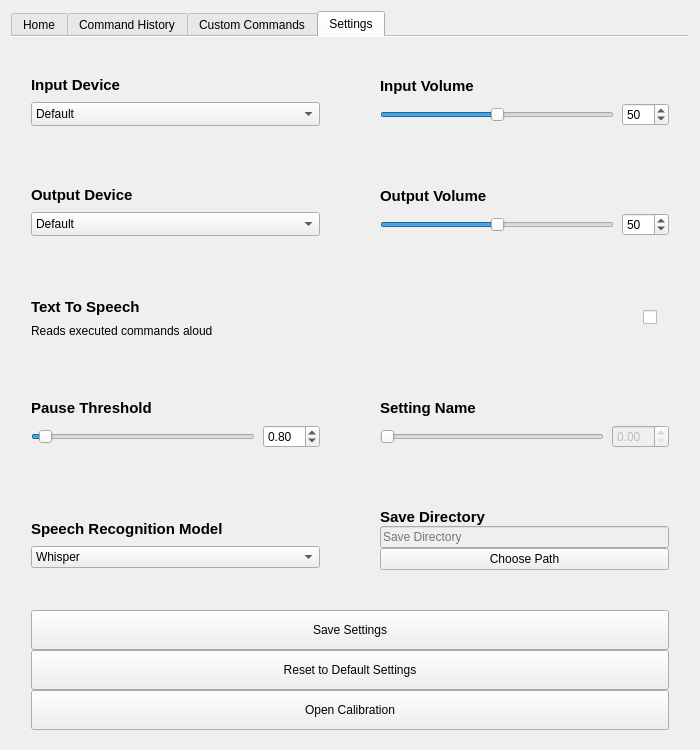
First picture: the form in PyQt-GUIProject/form.ui, repository Notaweedle/Pro100_Voice_rec, before the edit.
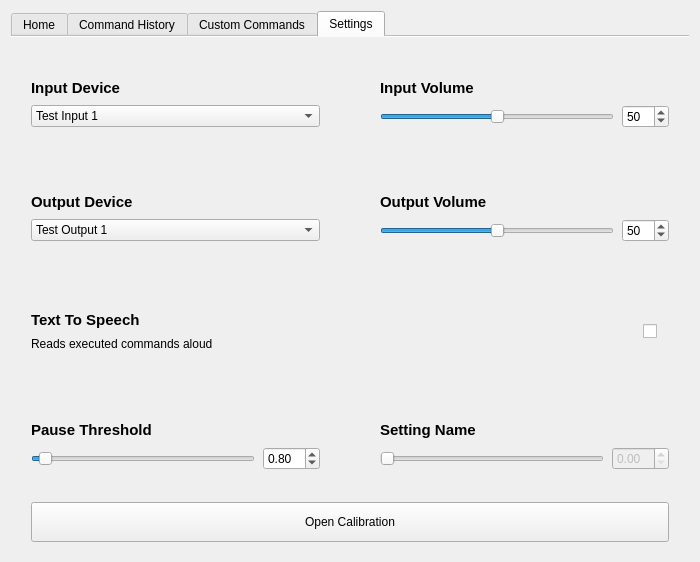
Second picture: the form after the edit. The open tabs and pages were chosen to show the change. Icons and pictures are not drawn.

The edit to the form file:
```diff
--- a/PyQt-GUIProject/form.ui
+++ b/PyQt-GUIProject/form.ui
@@ -7,7 +7,7 @@
     <x>0</x>
     <y>0</y>
     <width>700</width>
-    <height>750</height>
+    <height>562</height>
    </rect>
   </property>
   <property name="contextMenuPolicy">
@@ -634,7 +634,7 @@
       <attribute name="title">
        <string>Settings</string>
       </attribute>
-      <layout class="QGridLayout" name="gridLayout_3" rowstretch="0,0,0,0,0,0,0,0,0,0" columnstretch="0,0">
+      <layout class="QGridLayout" name="gridLayout_3" rowstretch="0,0,0,0,0,0,0" columnstretch="0,0">
        <property name="leftMargin">
         <number>20</number>
        </property>
@@ -647,95 +647,8 @@
        <property name="verticalSpacing">
         <number>0</number>
        </property>
-       <item row="9" column="0" colspan="2">
-        <widget class="QPushButton" name="openCalibrationBtn">
-         <property name="minimumSize">
-          <size>
-           <width>0</width>
-           <height>40</height>
-          </size>
-         </property>
-         <property name="text">
-          <string>Open Calibration</string>
-         </property>
-        </widget>
-       </item>
-       <item row="6" column="0">
-        <layout class="QVBoxLayout" name="verticalLayout_15">
-         <property name="spacing">
-          <number>8</number>
-         </property>
-         <item>
-          <spacer name="verticalSpacer_17">
-           <property name="orientation">
-            <enum>Qt::Orientation::Vertical</enum>
-           </property>
-           <property name="sizeType">
-            <enum>QSizePolicy::Policy::Expanding</enum>
-           </property>
-           <property name="sizeHint" stdset="0">
-            <size>
-             <width>20</width>
-             <height>30</height>
-            </size>
-           </property>
-          </spacer>
-         </item>
-         <item>
-          <widget class="QLabel" name="label_14">
-           <property name="font">
-            <font>
-             <pointsize>11</pointsize>
-             <bold>true</bold>
-            </font>
-           </property>
-           <property name="text">
-            <string>Speech Recognition Model</string>
-           </property>
-           <property name="alignment">
-            <set>Qt::AlignmentFlag::AlignLeading|Qt::AlignmentFlag::AlignLeft|Qt::AlignmentFlag::AlignVCenter</set>
-           </property>
-          </widget>
-         </item>
-         <item>
-          <widget class="QComboBox" name="speechModelBox">
-           <item>
-            <property name="text">
-             <string>Whisper</string>
-            </property>
-           </item>
-           <item>
-            <property name="text">
-             <string>Vosk</string>
-            </property>
-           </item>
-           <item>
-            <property name="text">
-             <string>PocketSphinx</string>
-            </property>
-           </item>
-          </widget>
-         </item>
-         <item>
-          <spacer name="verticalSpacer_18">
-           <property name="orientation">
-            <enum>Qt::Orientation::Vertical</enum>
-           </property>
-           <property name="sizeType">
-            <enum>QSizePolicy::Policy::Expanding</enum>
-           </property>
-           <property name="sizeHint" stdset="0">
-            <size>
-             <width>20</width>
-             <height>30</height>
-            </size>
-           </property>
-          </spacer>
-         </item>
-        </layout>
-       </item>
-       <item row="3" column="1">
-        <layout class="QVBoxLayout" name="verticalLayout_10">
+       <item row="4" column="0">
+        <layout class="QVBoxLayout" name="verticalLayout_3" stretch="0,0,0,0">
          <property name="spacing">
           <number>8</number>
          </property>
@@ -743,23 +656,23 @@
           <enum>QLayout::SizeConstraint::SetDefaultConstraint</enum>
          </property>
          <item>
-          <spacer name="verticalSpacer_11">
+          <spacer name="verticalSpacer_3">
            <property name="orientation">
             <enum>Qt::Orientation::Vertical</enum>
            </property>
            <property name="sizeType">
-            <enum>QSizePolicy::Policy::Expanding</enum>
+            <enum>QSizePolicy::Policy::MinimumExpanding</enum>
            </property>
            <property name="sizeHint" stdset="0">
             <size>
              <width>20</width>
-             <height>30</height>
+             <height>20</height>
             </size>
            </property>
           </spacer>
          </item>
          <item>
-          <widget class="QLabel" name="label_7">
+          <widget class="QLabel" name="label_3">
            <property name="sizePolicy">
             <sizepolicy hsizetype="Preferred" vsizetype="Fixed">
              <horstretch>0</horstretch>
@@ -773,76 +686,38 @@
             </font>
            </property>
            <property name="text">
-            <string>Output Volume</string>
+            <string>Text To Speech</string>
+           </property>
+           <property name="alignment">
+            <set>Qt::AlignmentFlag::AlignLeading|Qt::AlignmentFlag::AlignLeft|Qt::AlignmentFlag::AlignVCenter</set>
            </property>
           </widget>
          </item>
          <item>
-          <layout class="QHBoxLayout" name="horizontalLayout_4">
-           <item>
-            <widget class="QSlider" name="outputVolSlider">
+          <widget class="QLabel" name="label_4">
              <property name="sizePolicy">
-              <sizepolicy hsizetype="Expanding" vsizetype="Fixed">
+            <sizepolicy hsizetype="Preferred" vsizetype="Fixed">
                <horstretch>0</horstretch>
                <verstretch>0</verstretch>
               </sizepolicy>
              </property>
-             <property name="minimumSize">
-              <size>
-               <width>50</width>
-               <height>0</height>
-              </size>
-             </property>
-             <property name="maximum">
-              <number>100</number>
-             </property>
-             <property name="singleStep">
-              <number>1</number>
-             </property>
-             <property name="pageStep">
-              <number>10</number>
-             </property>
-             <property name="sliderPosition">
-              <number>50</number>
-             </property>
-             <property name="orientation">
-              <enum>Qt::Orientation::Horizontal</enum>
-             </property>
-             <property name="tickPosition">
-              <enum>QSlider::TickPosition::NoTicks</enum>
-             </property>
-             <property name="tickInterval">
-              <number>10</number>
-             </property>
+           <property name="text">
+            <string>Reads executed commands aloud</string>
+           </property>
             </widget>
            </item>
            <item>
-            <widget class="QDoubleSpinBox" name="outputVolSpinBox">
-             <property name="decimals">
-              <number>0</number>
-             </property>
-             <property name="maximum">
-              <double>100.000000000000000</double>
-             </property>
-             <property name="value">
-              <double>50.000000000000000</double>
-             </property>
-            </widget>
-           </item>
-          </layout>
-         </item>
-         <item>
-          <spacer name="verticalSpacer_12">
+          <spacer name="verticalSpacer_4">
            <property name="orientation">
             <enum>Qt::Orientation::Vertical</enum>
            </property>
            <property name="sizeType">
-            <enum>QSizePolicy::Policy::Expanding</enum>
+            <enum>QSizePolicy::Policy::MinimumExpanding</enum>
            </property>
            <property name="sizeHint" stdset="0">
             <size>
              <width>20</width>
-             <height>30</height>
+             <height>20</height>
             </size>
            </property>
           </spacer>
@@ -863,7 +738,7 @@
             <enum>Qt::Orientation::Vertical</enum>
            </property>
            <property name="sizeType">
-            <enum>QSizePolicy::Policy::Expanding</enum>
+            <enum>QSizePolicy::Policy::MinimumExpanding</enum>
            </property>
            <property name="sizeHint" stdset="0">
             <size>
@@ -934,7 +809,7 @@
             <enum>Qt::Orientation::Vertical</enum>
            </property>
            <property name="sizeType">
-            <enum>QSizePolicy::Policy::Expanding</enum>
+            <enum>QSizePolicy::Policy::MinimumExpanding</enum>
            </property>
            <property name="sizeHint" stdset="0">
             <size>
@@ -946,85 +821,6 @@
          </item>
         </layout>
        </item>
-       <item row="4" column="1">
-        <layout class="QHBoxLayout" name="horizontalLayout_2" stretch="0,0">
-         <property name="spacing">
-          <number>0</number>
-         </property>
-         <property name="sizeConstraint">
-          <enum>QLayout::SizeConstraint::SetFixedSize</enum>
-         </property>
-         <property name="rightMargin">
-          <number>12</number>
-         </property>
-         <property name="bottomMargin">
-          <number>0</number>
-         </property>
-         <item>
-          <spacer name="horizontalSpacer">
-           <property name="orientation">
-            <enum>Qt::Orientation::Horizontal</enum>
-           </property>
-           <property name="sizeHint" stdset="0">
-            <size>
-             <width>40</width>
-             <height>20</height>
-            </size>
-           </property>
-          </spacer>
-         </item>
-         <item>
-          <widget class="QCheckBox" name="ttsCheckBox">
-           <property name="sizePolicy">
-            <sizepolicy hsizetype="Preferred" vsizetype="Minimum">
-             <horstretch>0</horstretch>
-             <verstretch>0</verstretch>
-            </sizepolicy>
-           </property>
-           <property name="minimumSize">
-            <size>
-             <width>10</width>
-             <height>10</height>
-            </size>
-           </property>
-           <property name="maximumSize">
-            <size>
-             <width>200</width>
-             <height>200</height>
-            </size>
-           </property>
-           <property name="layoutDirection">
-            <enum>Qt::LayoutDirection::LeftToRight</enum>
-           </property>
-           <property name="text">
-            <string/>
-           </property>
-           <property name="checked">
-            <bool>false</bool>
-           </property>
-           <property name="autoRepeat">
-            <bool>false</bool>
-           </property>
-           <property name="tristate">
-            <bool>false</bool>
-           </property>
-          </widget>
-         </item>
-        </layout>
-       </item>
-       <item row="7" column="0" colspan="2">
-        <widget class="QPushButton" name="saveSettingsBtn">
-         <property name="minimumSize">
-          <size>
-           <width>0</width>
-           <height>40</height>
-          </size>
-         </property>
-         <property name="text">
-          <string>Save Settings</string>
-         </property>
-        </widget>
-       </item>
        <item row="0" column="0">
         <layout class="QVBoxLayout" name="verticalLayout_5">
          <property name="spacing">
@@ -1036,7 +832,7 @@
             <enum>Qt::Orientation::Vertical</enum>
            </property>
            <property name="sizeType">
-            <enum>QSizePolicy::Policy::Expanding</enum>
+            <enum>QSizePolicy::Policy::MinimumExpanding</enum>
            </property>
            <property name="sizeHint" stdset="0">
             <size>
@@ -1067,18 +863,14 @@
          </item>
          <item>
           <widget class="QComboBox" name="inputDeviceBox">
-           <property name="sizePolicy">
-            <sizepolicy hsizetype="Preferred" vsizetype="Fixed">
-             <horstretch>0</horstretch>
-             <verstretch>0</verstretch>
-            </sizepolicy>
-           </property>
-           <property name="sizeAdjustPolicy">
-            <enum>QComboBox::SizeAdjustPolicy::AdjustToMinimumContentsLengthWithIcon</enum>
-           </property>
+           <item>
+            <property name="text">
+             <string>Test Input 1</string>
+            </property>
+           </item>
            <item>
             <property name="text">
-             <string>Default</string>
+             <string>Test Input 2</string>
             </property>
            </item>
           </widget>
@@ -1089,7 +881,7 @@
             <enum>Qt::Orientation::Vertical</enum>
            </property>
            <property name="sizeType">
-            <enum>QSizePolicy::Policy::Expanding</enum>
+            <enum>QSizePolicy::Policy::MinimumExpanding</enum>
            </property>
            <property name="sizeHint" stdset="0">
             <size>
@@ -1101,149 +893,6 @@
          </item>
         </layout>
        </item>
-       <item row="4" column="0">
-        <layout class="QVBoxLayout" name="verticalLayout_3" stretch="0,0,0,0">
-         <property name="spacing">
-          <number>8</number>
-         </property>
-         <property name="sizeConstraint">
-          <enum>QLayout::SizeConstraint::SetDefaultConstraint</enum>
-         </property>
-         <item>
-          <spacer name="verticalSpacer_3">
-           <property name="orientation">
-            <enum>Qt::Orientation::Vertical</enum>
-           </property>
-           <property name="sizeType">
-            <enum>QSizePolicy::Policy::Expanding</enum>
-           </property>
-           <property name="sizeHint" stdset="0">
-            <size>
-             <width>20</width>
-             <height>20</height>
-            </size>
-           </property>
-          </spacer>
-         </item>
-         <item>
-          <widget class="QLabel" name="label_3">
-           <property name="sizePolicy">
-            <sizepolicy hsizetype="Preferred" vsizetype="Fixed">
-             <horstretch>0</horstretch>
-             <verstretch>0</verstretch>
-            </sizepolicy>
-           </property>
-           <property name="font">
-            <font>
-             <pointsize>11</pointsize>
-             <bold>true</bold>
-            </font>
-           </property>
-           <property name="text">
-            <string>Text To Speech</string>
-           </property>
-           <property name="alignment">
-            <set>Qt::AlignmentFlag::AlignLeading|Qt::AlignmentFlag::AlignLeft|Qt::AlignmentFlag::AlignVCenter</set>
-           </property>
-          </widget>
-         </item>
-         <item>
-          <widget class="QLabel" name="label_4">
-           <property name="sizePolicy">
-            <sizepolicy hsizetype="Preferred" vsizetype="Fixed">
-             <horstretch>0</horstretch>
-             <verstretch>0</verstretch>
-            </sizepolicy>
-           </property>
-           <property name="text">
-            <string>Reads executed commands aloud</string>
-           </property>
-          </widget>
-         </item>
-         <item>
-          <spacer name="verticalSpacer_4">
-           <property name="orientation">
-            <enum>Qt::Orientation::Vertical</enum>
-           </property>
-           <property name="sizeType">
-            <enum>QSizePolicy::Policy::Expanding</enum>
-           </property>
-           <property name="sizeHint" stdset="0">
-            <size>
-             <width>20</width>
-             <height>20</height>
-            </size>
-           </property>
-          </spacer>
-         </item>
-        </layout>
-       </item>
-       <item row="6" column="1">
-        <layout class="QVBoxLayout" name="verticalLayout_16">
-         <item>
-          <spacer name="verticalSpacer_19">
-           <property name="orientation">
-            <enum>Qt::Orientation::Vertical</enum>
-           </property>
-           <property name="sizeType">
-            <enum>QSizePolicy::Policy::Expanding</enum>
-           </property>
-           <property name="sizeHint" stdset="0">
-            <size>
-             <width>20</width>
-             <height>30</height>
-            </size>
-           </property>
-          </spacer>
-         </item>
-         <item>
-          <widget class="QLabel" name="label_15">
-           <property name="font">
-            <font>
-             <pointsize>11</pointsize>
-             <bold>true</bold>
-            </font>
-           </property>
-           <property name="text">
-            <string>Save Directory</string>
-           </property>
-          </widget>
-         </item>
-         <item>
-          <widget class="QLineEdit" name="saveDirEdit">
-           <property name="enabled">
-            <bool>false</bool>
-           </property>
-           <property name="placeholderText">
-            <string>Save Directory</string>
-           </property>
-          </widget>
-         </item>
-         <item>
-          <widget class="QPushButton" name="chooseSaveDirBtn">
-           <property name="text">
-            <string>Choose Path</string>
-           </property>
-          </widget>
-         </item>
-         <item>
-          <spacer name="verticalSpacer_20">
-           <property name="orientation">
-            <enum>Qt::Orientation::Vertical</enum>
-           </property>
-           <property name="sizeType">
-            <enum>QSizePolicy::Policy::Expanding</enum>
-           </property>
-           <property name="sizeHint" stdset="0">
-            <size>
-             <width>20</width>
-             <height>40</height>
-            </size>
-           </property>
-          </spacer>
-         </item>
-        </layout>
-       </item>
        <item row="0" column="1">
         <layout class="QVBoxLayout" name="verticalLayout_7">
          <property name="spacing">
@@ -1258,7 +907,7 @@
             <enum>Qt::Orientation::Vertical</enum>
            </property>
            <property name="sizeType">
-            <enum>QSizePolicy::Policy::Expanding</enum>
+            <enum>QSizePolicy::Policy::MinimumExpanding</enum>
            </property>
            <property name="sizeHint" stdset="0">
             <size>
@@ -1347,7 +996,7 @@
             <enum>Qt::Orientation::Vertical</enum>
            </property>
            <property name="sizeType">
-            <enum>QSizePolicy::Policy::Expanding</enum>
+            <enum>QSizePolicy::Policy::MinimumExpanding</enum>
            </property>
            <property name="sizeHint" stdset="0">
             <size>
@@ -1359,6 +1008,85 @@
          </item>
         </layout>
        </item>
+       <item row="6" column="0" colspan="2">
+        <widget class="QPushButton" name="openCalibrationBtn">
+         <property name="minimumSize">
+          <size>
+           <width>0</width>
+           <height>40</height>
+          </size>
+         </property>
+         <property name="text">
+          <string>Open Calibration</string>
+         </property>
+        </widget>
+       </item>
+       <item row="4" column="1">
+        <layout class="QHBoxLayout" name="horizontalLayout_2" stretch="0,0">
+         <property name="spacing">
+          <number>0</number>
+         </property>
+         <property name="sizeConstraint">
+          <enum>QLayout::SizeConstraint::SetFixedSize</enum>
+         </property>
+         <property name="rightMargin">
+          <number>12</number>
+         </property>
+         <property name="bottomMargin">
+          <number>0</number>
+         </property>
+         <item>
+          <spacer name="horizontalSpacer">
+           <property name="orientation">
+            <enum>Qt::Orientation::Horizontal</enum>
+           </property>
+           <property name="sizeHint" stdset="0">
+            <size>
+             <width>40</width>
+             <height>20</height>
+            </size>
+           </property>
+          </spacer>
+         </item>
+         <item>
+          <widget class="QCheckBox" name="ttsCheckBox">
+           <property name="sizePolicy">
+            <sizepolicy hsizetype="Preferred" vsizetype="Minimum">
+             <horstretch>0</horstretch>
+             <verstretch>0</verstretch>
+            </sizepolicy>
+           </property>
+           <property name="minimumSize">
+            <size>
+             <width>10</width>
+             <height>10</height>
+            </size>
+           </property>
+           <property name="maximumSize">
+            <size>
+             <width>200</width>
+             <height>200</height>
+            </size>
+           </property>
+           <property name="layoutDirection">
+            <enum>Qt::LayoutDirection::LeftToRight</enum>
+           </property>
+           <property name="text">
+            <string/>
+           </property>
+           <property name="checked">
+            <bool>false</bool>
+           </property>
+           <property name="autoRepeat">
+            <bool>false</bool>
+           </property>
+           <property name="tristate">
+            <bool>false</bool>
+           </property>
+          </widget>
+         </item>
+        </layout>
+       </item>
        <item row="3" column="0">
         <layout class="QVBoxLayout" name="verticalLayout_4">
          <property name="spacing">
@@ -1370,7 +1098,7 @@
             <enum>Qt::Orientation::Vertical</enum>
            </property>
            <property name="sizeType">
-            <enum>QSizePolicy::Policy::Expanding</enum>
+            <enum>QSizePolicy::Policy::MinimumExpanding</enum>
            </property>
            <property name="sizeHint" stdset="0">
             <size>
@@ -1407,12 +1135,14 @@
              <verstretch>0</verstretch>
             </sizepolicy>
            </property>
-           <property name="sizeAdjustPolicy">
-            <enum>QComboBox::SizeAdjustPolicy::AdjustToMinimumContentsLengthWithIcon</enum>
-           </property>
+           <item>
+            <property name="text">
+             <string>Test Output 1</string>
+            </property>
+           </item>
            <item>
             <property name="text">
-             <string>Default</string>
+             <string>Test Output 2</string>
             </property>
            </item>
           </widget>
@@ -1423,7 +1153,122 @@
             <enum>Qt::Orientation::Vertical</enum>
            </property>
            <property name="sizeType">
-            <enum>QSizePolicy::Policy::Expanding</enum>
+            <enum>QSizePolicy::Policy::MinimumExpanding</enum>
+           </property>
+           <property name="sizeHint" stdset="0">
+            <size>
+             <width>20</width>
+             <height>30</height>
+            </size>
+           </property>
+          </spacer>
+         </item>
+        </layout>
+       </item>
+       <item row="3" column="1">
+        <layout class="QVBoxLayout" name="verticalLayout_10">
+         <property name="spacing">
+          <number>8</number>
+         </property>
+         <property name="sizeConstraint">
+          <enum>QLayout::SizeConstraint::SetDefaultConstraint</enum>
+         </property>
+         <item>
+          <spacer name="verticalSpacer_11">
+           <property name="orientation">
+            <enum>Qt::Orientation::Vertical</enum>
+           </property>
+           <property name="sizeType">
+            <enum>QSizePolicy::Policy::MinimumExpanding</enum>
+           </property>
+           <property name="sizeHint" stdset="0">
+            <size>
+             <width>20</width>
+             <height>30</height>
+            </size>
+           </property>
+          </spacer>
+         </item>
+         <item>
+          <widget class="QLabel" name="label_7">
+           <property name="sizePolicy">
+            <sizepolicy hsizetype="Preferred" vsizetype="Fixed">
+             <horstretch>0</horstretch>
+             <verstretch>0</verstretch>
+            </sizepolicy>
+           </property>
+           <property name="font">
+            <font>
+             <pointsize>11</pointsize>
+             <bold>true</bold>
+            </font>
+           </property>
+           <property name="text">
+            <string>Output Volume</string>
+           </property>
+          </widget>
+         </item>
+         <item>
+          <layout class="QHBoxLayout" name="horizontalLayout_4">
+           <item>
+            <widget class="QSlider" name="outputVolSlider">
+             <property name="sizePolicy">
+              <sizepolicy hsizetype="Expanding" vsizetype="Fixed">
+               <horstretch>0</horstretch>
+               <verstretch>0</verstretch>
+              </sizepolicy>
+             </property>
+             <property name="minimumSize">
+              <size>
+               <width>50</width>
+               <height>0</height>
+              </size>
+             </property>
+             <property name="maximum">
+              <number>100</number>
+             </property>
+             <property name="singleStep">
+              <number>1</number>
+             </property>
+             <property name="pageStep">
+              <number>10</number>
+             </property>
+             <property name="sliderPosition">
+              <number>50</number>
+             </property>
+             <property name="orientation">
+              <enum>Qt::Orientation::Horizontal</enum>
+             </property>
+             <property name="tickPosition">
+              <enum>QSlider::TickPosition::NoTicks</enum>
+             </property>
+             <property name="tickInterval">
+              <number>10</number>
+             </property>
+            </widget>
+           </item>
+           <item>
+            <widget class="QDoubleSpinBox" name="outputVolSpinBox">
+             <property name="decimals">
+              <number>0</number>
+             </property>
+             <property name="maximum">
+              <double>100.000000000000000</double>
+             </property>
+             <property name="value">
+              <double>50.000000000000000</double>
+             </property>
+            </widget>
+           </item>
+          </layout>
+         </item>
+         <item>
+          <spacer name="verticalSpacer_12">
+           <property name="orientation">
+            <enum>Qt::Orientation::Vertical</enum>
+           </property>
+           <property name="sizeType">
+            <enum>QSizePolicy::Policy::MinimumExpanding</enum>
            </property>
            <property name="sizeHint" stdset="0">
             <size>
@@ -1449,7 +1294,7 @@
             <enum>Qt::Orientation::Vertical</enum>
            </property>
            <property name="sizeType">
-            <enum>QSizePolicy::Policy::Expanding</enum>
+            <enum>QSizePolicy::Policy::MinimumExpanding</enum>
            </property>
            <property name="sizeHint" stdset="0">
             <size>
@@ -1541,7 +1386,7 @@
             <enum>Qt::Orientation::Vertical</enum>
            </property>
            <property name="sizeType">
-            <enum>QSizePolicy::Policy::Expanding</enum>
+            <enum>QSizePolicy::Policy::MinimumExpanding</enum>
            </property>
            <property name="sizeHint" stdset="0">
             <size>
@@ -1553,22 +1398,6 @@
          </item>
         </layout>
        </item>
-       <item row="8" column="0" colspan="2">
-        <widget class="QPushButton" name="resetDefaultSettingsBtn">
-         <property name="minimumSize">
-          <size>
-           <width>0</width>
-           <height>40</height>
-          </size>
-         </property>
-         <property name="cursor">
-          <cursorShape>ArrowCursor</cursorShape>
-         </property>
-         <property name="text">
-          <string>Reset to Default Settings</string>
-         </property>
-        </widget>
-       </item>
       </layout>
      </widget>
     </widget>
```
Left out of the diff: 2 changed lines with no effect on the pictures. Lines whose indentation alone changed are shown as unchanged.
